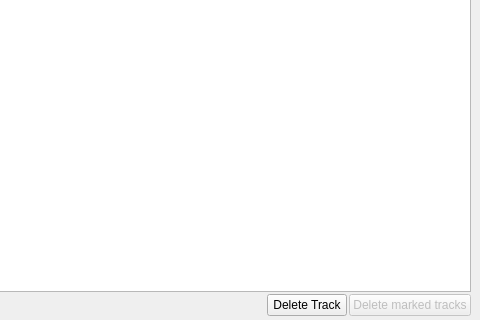
pfedick/winmusik, file src/searchlists/searchlistdialog.ui: the form before one commit; both pictures show x 471 to 951 and y 305 to 625 of the 951 by 625 pixel window.
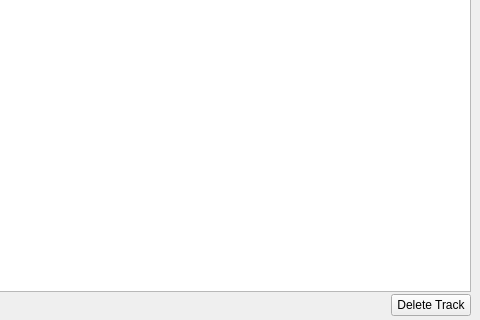
The form after the commit. Icons and pictures are not drawn.

Commit message: In der Suchliste können jetzt mehrere Tracks auf einmal gelöscht werden, wobei eine Sicherheitsabfrage eingebaut wurde.

Diff of the .ui file:
```diff
--- a/src/searchlists/searchlistdialog.ui
+++ b/src/searchlists/searchlistdialog.ui
@@ -273,26 +273,6 @@
            </property>
           </widget>
          </item>
-         <item>
-          <widget class="QPushButton" name="deleteMarkedTracksButton">
-           <property name="enabled">
-            <bool>false</bool>
-           </property>
-           <property name="text">
-            <string>Delete marked tracks</string>
-           </property>
-           <property name="icon">
-            <iconset resource="../../resources.qrc">
-             <normaloff>:/icons/resources/trash-16.png</normaloff>:/icons/resources/trash-16.png</iconset>
-           </property>
-           <property name="iconSize">
-            <size>
-             <width>16</width>
-             <height>16</height>
-            </size>
-           </property>
-          </widget>
-         </item>
         </layout>
        </item>
       </layout>
```
Left out of the diff: 1 changed line with no effect on the pictures. The commit also changes 8 other files.
